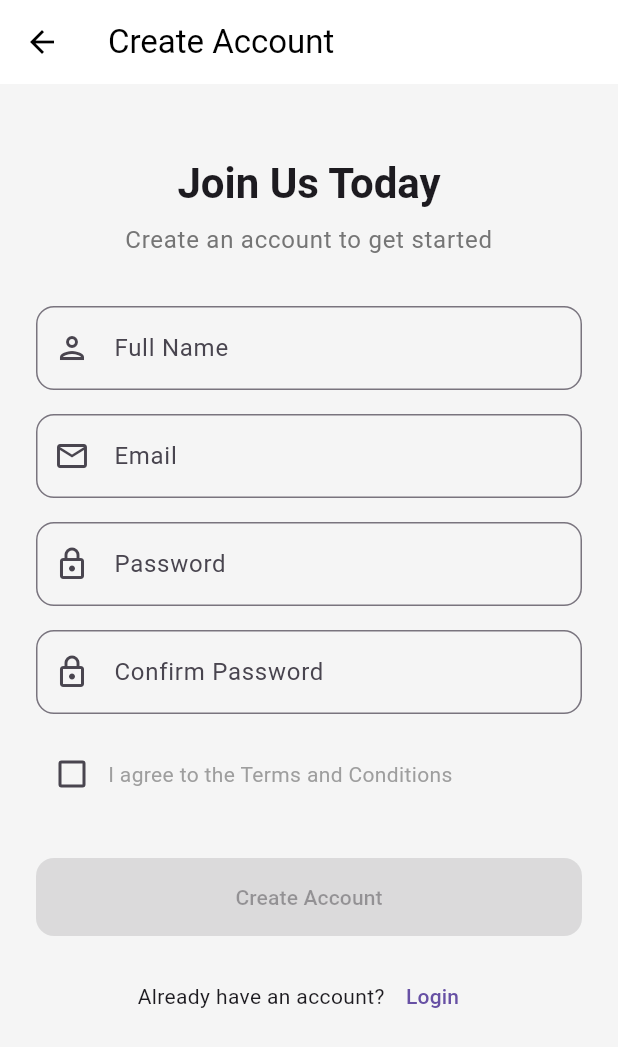
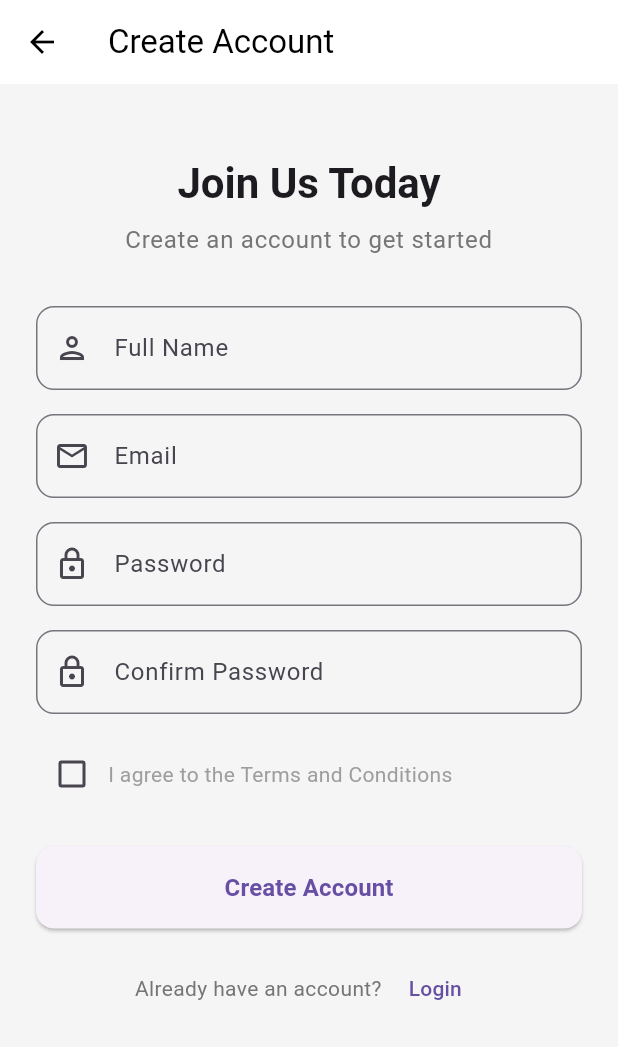
Before and after one commit to aduoke33/2025_LTTBDD_N05_Nhom_4, a Flutter app: the RegisterScreen screen opened by its route, on a phone screen of 412 x 824 dp. Shown: the top 1047 px of the screen. Run offline on Flutter 3.47's test engine with Material 3 defaults, Android fonts, the phone set to English and light mode, and no system bars.

Commit message:
add register button and navigation

```diff
--- a/lib/screens/register_screen.dart
+++ b/lib/screens/register_screen.dart
@@ -113,30 +113,32 @@ class _RegisterScreenState extends State<RegisterScreen> {
                   ),
                 ],
               ),
-              const SizedBox(height: 32),
+              const SizedBox(height: 24),
 
               // Register Button
               ElevatedButton(
-                onPressed: _agreeToTerms
-                    ? () {
-                  // TODO: Implement registration logic
-                }
-                    : null, // Button is disabled if terms are not agreed to
+                onPressed: () {},
                 style: ElevatedButton.styleFrom(
                   padding: const EdgeInsets.symmetric(vertical: 16),
                   shape: RoundedRectangleBorder(
                     borderRadius: BorderRadius.circular(12),
                   ),
                 ),
-                child: const Text('Create Account'),
+                child: const Text(
+                  'Create Account',
+                  style: TextStyle(fontSize: 16, fontWeight: FontWeight.bold),
+                ),
               ),
               const SizedBox(height: 16),
 
-              // Login Link
+              // Back to Login
               Row(
                 mainAxisAlignment: MainAxisAlignment.center,
                 children: [
-                  const Text("Already have an account?"),
+                  Text(
+                    'Already have an account? ',
+                    style: TextStyle(color: Colors.grey[600]),
+                  ),
                   TextButton(
                     onPressed: () {
                       Navigator.of(context).pop();
```
